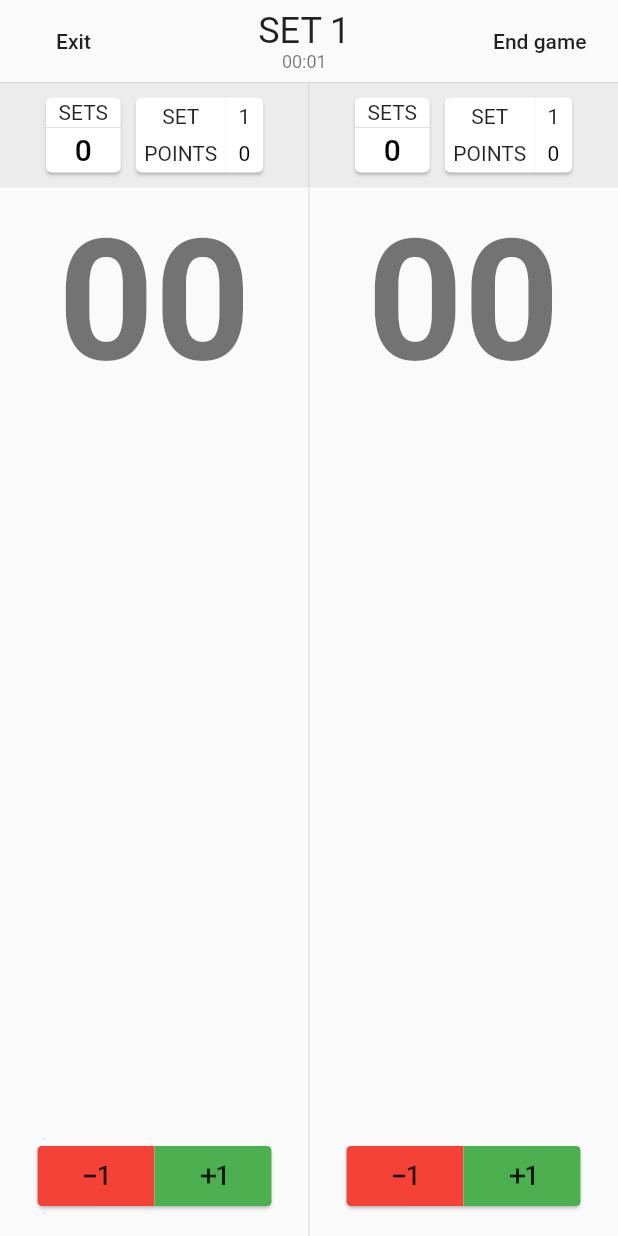
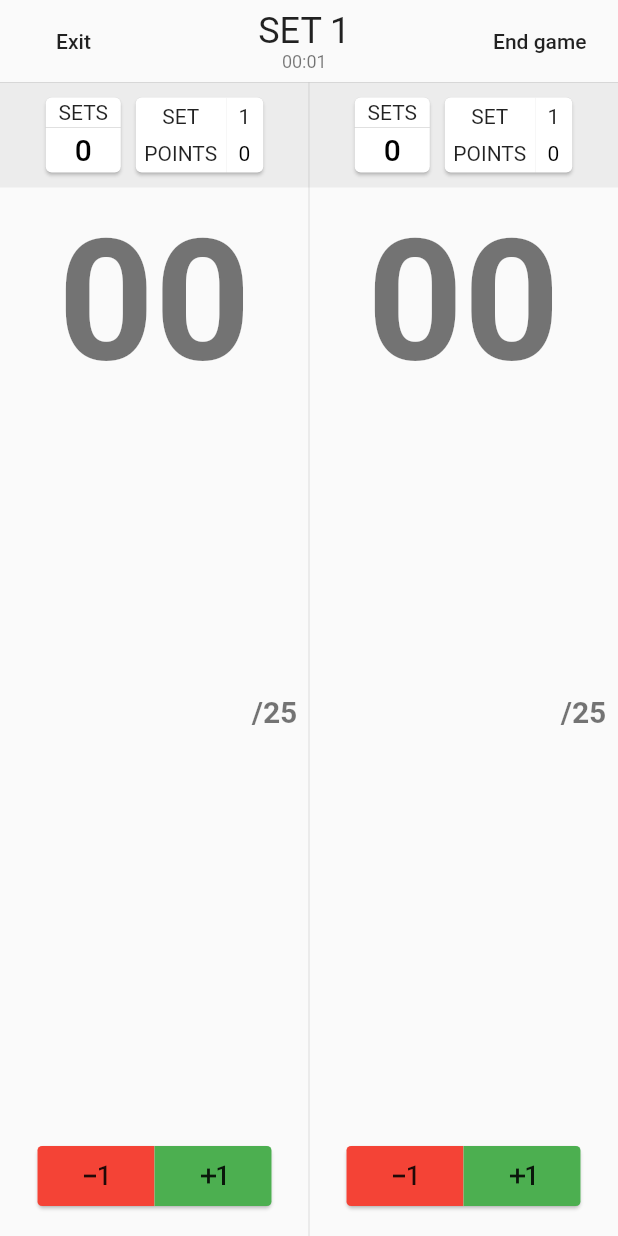
Before and after one commit to CarloRamponi/TrainingStats, a Flutter app: the ScoreKeeperScene screen opened directly with empty values, on a phone screen of 412 x 824 dp. Run offline on Flutter 3.47's test engine with Material 2 defaults, Android fonts, the light colour scheme and no system bars; our stand-ins replace file_picker, flutter_colorpicker, image_cropper, image_picker, package_info, shared_preferences and 1 more; missing offline and left inert: flutter_share; accounts and stored records are empty.

Commit message:
Score keeper

```diff
--- a/lib/datatypes/score_keeper_config.dart
+++ b/lib/datatypes/score_keeper_config.dart
@@ -16,7 +16,9 @@
  *
  */
 
-import 'package:training_stats/utils/db.dart';
+import 'dart:convert';
+
+import 'package:shared_preferences/shared_preferences.dart';
 
 class ScoreKeeperConfig {
 
@@ -27,28 +29,48 @@ class ScoreKeeperConfig {
   bool advantages;
   bool lastSetAdvantages;
 
-  ScoreKeeperConfig({this.setsToWin, this.pointsPerSet, this.lastSetPoints, this.belowZero, this.advantages, this.lastSetAdvantages});
+  ScoreKeeperConfig({
+    this.setsToWin = 2,
+    this.pointsPerSet = 25,
+    this.lastSetPoints = 15,
+    this.belowZero = false,
+    this.advantages = true,
+    this.lastSetAdvantages = false
+  });
 
   static ScoreKeeperConfig fromMap(Map<String, dynamic> m) => ScoreKeeperConfig(
     setsToWin : m['setsToWin'],
     pointsPerSet: m['pointsPerSet'],
     lastSetPoints: m['lastSetPoints'],
-    belowZero: m['belowZero'] == 1,
-    advantages: m['advantages'] == 1,
-    lastSetAdvantages: m['lastSetAdvantages'] == 1,
+    belowZero: m['belowZero'],
+    advantages: m['advantages'],
+    lastSetAdvantages: m['lastSetAdvantages'],
   );
 
   Map<String, dynamic> toMap() => {
     'setsToWin': this.setsToWin,
     'pointsPerSet': this.pointsPerSet,
     'lastSetPoints': this.lastSetPoints,
-    'belowZero': this.belowZero ? 1 : 0,
-    'advantages': this.advantages ? 1 : 0,
-    'lastSetAdvantages': this.lastSetAdvantages ? 1 : 0,
+    'belowZero': this.belowZero,
+    'advantages': this.advantages,
+    'lastSetAdvantages': this.lastSetAdvantages,
   };
 
-  static Future<ScoreKeeperConfig> load() async => ScoreKeeperConfig.fromMap((await (await DB.instance).db.query('ScoreKeeperConfig')).first);
+  static Future<ScoreKeeperConfig> load() async {
 
-  Future<int> update() async => await (await DB.instance).db.update('ScoreKeeperConfig', this.toMap());
+    String json = (await SharedPreferences.getInstance()).getString('ScoreKeeperConfig');
+
+    if(json != null) {
+      return ScoreKeeperConfig.fromMap(jsonDecode(json));
+    } else {
+      return ScoreKeeperConfig();
+    }
+
+  }
+
+  Future<bool> update() async {
+    String json = jsonEncode(this.toMap());
+    return await (await SharedPreferences.getInstance()).setString('ScoreKeeperConfig', json);
+  }
 
 }
--- a/lib/routes/home_scenes/score_keeper_scenes/score_keeper_scene.dart
+++ b/lib/routes/home_scenes/score_keeper_scenes/score_keeper_scene.dart
@@ -22,6 +22,7 @@ import 'dart:math';
 import 'package:flutter/material.dart';
 import 'package:flutter/services.dart';
 import 'package:training_stats/datatypes/score_keeper_config.dart';
+import 'package:training_stats/widgets/blinker.dart';
 
 class ScoreKeeperScene extends StatefulWidget {
   final ScoreKeeperConfig config;
@@ -132,6 +133,27 @@ class _ScoreKeeperSceneState extends State<ScoreKeeperScene> {
     });
   }
 
+  int _getCurrentMaxPoints() {
+
+    int normalPoints = _lastSet() ? widget.config.lastSetPoints : widget.config.pointsPerSet;
+    bool adv = _lastSet() ? widget.config.lastSetAdvantages : widget.config.advantages;
+
+    if(adv) {
+      if(points[setNumber][0] == points[setNumber][1]) {
+        return max(normalPoints, points[setNumber][0] + 2);
+      } else if(points[setNumber][0] == points[setNumber][1] + 1) {
+        return max(normalPoints, points[setNumber][0] + 1);
+      } else if(points[setNumber][1] == points[setNumber][0] + 1) {
+        return max(normalPoints, points[setNumber][1] + 1);
+      } else {
+        return normalPoints;
+      }
+    } else {
+      return normalPoints;
+    }
+
+  }
+
   bool _setPoint(int team) {
     if(_lastSet()) {
       if(widget.config.lastSetAdvantages) {
@@ -234,96 +256,7 @@ class _ScoreKeeperSceneState extends State<ScoreKeeperScene> {
 
   Widget _buildTeamPanel(int team) {
 
-    return Center(
-      child: Column(
-        mainAxisSize: MainAxisSize.min,
-        children: [
-          Container(
-            height: 70.0,
-            child: Container(
-              color: Colors.grey.withOpacity(0.15),
-              child: Center(
-                child: Row(
-                  mainAxisSize: MainAxisSize.min,
-                  crossAxisAlignment: CrossAxisAlignment.center,
-                  children: [
-                    Card(
-                      margin: EdgeInsets.only(right: 5.0),
-                      child: Container(
-                        height: 50.0,
-                        width: 50.0,
-                        child: Column(
-                          mainAxisSize: MainAxisSize.max,
-                          children: [
-                            Padding(
-                              padding: EdgeInsets.symmetric(vertical: 2.0),
-                              child: Text("SETS"),
-                            ),
-                            Divider(
-                              height: 0.0,
-                            ),
-                            Expanded(
-                              child: Center(
-                                child: Text(
-                                  wonSets[team].toString(),
-                                  style: Theme
-                                      .of(context)
-                                      .textTheme
-                                      .button
-                                      .copyWith(
-                                      fontSize: 20.0,
-                                      color: wonSets[team] ==
-                                          wonSets[1 - team]
-                                          ? Colors.black
-                                          : wonSets[team] >
-                                          wonSets[1 - team]
-                                          ? Colors.green
-                                          : Colors.red),
-                                ),
-                              ),
-                            )
-                          ],
-                        ),
-                      ),
-                    ),
-                    Card(
-                        margin: EdgeInsets.only(left: 5.0),
-                        child: AnimatedContainer(
-                          duration: Duration(milliseconds: 500),
-                          curve: Curves.easeOutBack,
-                          height: 50.0,
-                          width: 60.0 + min(125.0, (setNumber + 1) * 25.0),
-                          child: Row(
-                              mainAxisSize: MainAxisSize.max,
-                              children: <Widget>[
-                                Column(
-                                    mainAxisSize: MainAxisSize.max,
-                                    children: [
-                                      Expanded(
-                                        child: Container(
-                                            width: 60.0,
-                                            child: Center(
-                                              child: Text("SET"),
-                                            )),
-                                      ),
-                                      Expanded(
-                                        child: Container(
-                                            width: 60.0,
-                                            child: Center(
-                                              child: Text("POINTS"),
-                                            )),
-                                      )
-                                    ]),
-                                Expanded(
-                                  child: Container(
-                                    clipBehavior: Clip.hardEdge,
-                                    decoration: BoxDecoration(
-                                      borderRadius: BorderRadius.only(topRight: Radius.circular(3.0), bottomRight: Radius.circular(3.0))
-                                    ),
-                                    child: SingleChildScrollView(
-                                        scrollDirection: Axis.horizontal,
-                                        reverse: true,
-                                        child: Container(
+    Widget setList = Container(
       width: (setNumber + 1) * 25.0,
       child: Row(
         children: List<Widget>.generate(
@@ -409,13 +342,105 @@ class _ScoreKeeperSceneState extends State<ScoreKeeperScene> {
           },
         ),
       ),
+    );
+
+    return Center(
+      child: Column(
+        mainAxisSize: MainAxisSize.min,
+        children: [
+          Container(
+            height: 70.0,
+            child: Container(
+              color: Colors.grey.withOpacity(0.15),
+              child: Center(
+                child: Row(
+                  mainAxisSize: MainAxisSize.min,
+                  crossAxisAlignment: CrossAxisAlignment.center,
+                  children: [
+                    Card(
+                      margin: EdgeInsets.only(right: 5.0),
+                      child: Container(
+                        height: 50.0,
+                        width: 50.0,
+                        child: Column(
+                          mainAxisSize: MainAxisSize.max,
+                          children: [
+                            Padding(
+                              padding: EdgeInsets.symmetric(vertical: 2.0),
+                              child: Text("SETS"),
+                            ),
+                            Divider(
+                              height: 0.0,
+                            ),
+                            Expanded(
+                              child: Center(
+                                child: Text(
+                                  wonSets[team].toString(),
+                                  style: Theme
+                                      .of(context)
+                                      .textTheme
+                                      .button
+                                      .copyWith(
+                                      fontSize: 20.0,
+                                      color: wonSets[team] ==
+                                          wonSets[1 - team]
+                                          ? Colors.black
+                                          : wonSets[team] >
+                                          wonSets[1 - team]
+                                          ? Colors.green
+                                          : Colors.red),
+                                ),
+                              ),
                             )
+                          ],
+                        ),
+                      ),
+                    ),
+                    Card(
+                      margin: EdgeInsets.only(left: 5.0),
+                      child: AnimatedContainer(
+                        duration: Duration(milliseconds: 500),
+                        curve: Curves.easeOutBack,
+                        height: 50.0,
+                        width: 60.0 + min(125.0, (setNumber + 1) * 25.0),
+                        child: Row(
+                            mainAxisSize: MainAxisSize.max,
+                            children: <Widget>[
+                              Column(
+                                  mainAxisSize: MainAxisSize.max,
+                                  children: [
+                                    Expanded(
+                                      child: Container(
+                                          width: 60.0,
+                                          child: Center(
+                                            child: Text("SET"),
+                                          )),
+                                    ),
+                                    Expanded(
+                                      child: Container(
+                                          width: 60.0,
+                                          child: Center(
+                                            child: Text("POINTS"),
+                                          )),
+                                    )
+                                  ]),
+                              Expanded(
+                                child: Container(
+                                  clipBehavior: Clip.hardEdge,
+                                  decoration: BoxDecoration(
+                                    borderRadius: BorderRadius.only(topRight: Radius.circular(4.0), bottomRight: Radius.circular(4.0))
+                                  ),
+                                  child: setNumber < 5 ? setList : SingleChildScrollView( //if there are less than 5 previous sets there is no need to use scrollview
+                                      scrollDirection: Axis.horizontal,
+                                      reverse: true,
+                                      child: setList
                                   ),
                                 ),
                               )
                             ]
                         ),
-                        ))
+                      )
+                    )
                   ],
                 ),
               ),
@@ -424,6 +449,7 @@ class _ScoreKeeperSceneState extends State<ScoreKeeperScene> {
           Expanded(
             child: Stack(
               alignment: Alignment.center,
+              fit: StackFit.expand,
               children: [
                 AnimatedPositioned(
                   duration: Duration(milliseconds: 500),
@@ -435,11 +461,42 @@ class _ScoreKeeperSceneState extends State<ScoreKeeperScene> {
                         .textTheme
                         .headline1
                         .copyWith(fontWeight: FontWeight.bold),
+                  )
+                ),
+                Center(
+                  child: AnimatedOpacity(
+                    duration: Duration(milliseconds: 500),
+                    opacity: _gameEnded ? 0.0: 1.0,
+                    child: Container(
+                      margin: EdgeInsets.only(left: 160.0),
+                      child: Text(
+                        "/"+ (_getCurrentMaxPoints()).toString().padLeft(2, '0'),
+                        style: Theme
+                            .of(context)
+                            .textTheme
+                            .headline1
+                            .copyWith(fontWeight: FontWeight.bold, fontSize: 20.0),
                       ),
                     ),
-                if(!_gameEnded)
+                  )
+                ),
+                Positioned(
+                  top: 5.0,
+                  child: Visibility(
+                    visible: !_gameEnded && _setPoint(team),
+                    child: Blinker(
+                      child: Text(
+                        "SET POINT",
+                        style: Theme.of(context).textTheme.button.copyWith(color: Colors.green),
+                      ),
+                    ),
+                  ),
+                ),
                 Positioned(
                   bottom: 0.0,
+                  child: AnimatedOpacity(
+                    duration: Duration(milliseconds: 500),
+                    opacity: _gameEnded ? 0.0: 1.0,
                     child: Card(
                         margin: EdgeInsets.only(left: 20.0, right: 20.0, bottom: 20.0),
                         child: Container(
@@ -481,6 +538,7 @@ class _ScoreKeeperSceneState extends State<ScoreKeeperScene> {
                           ),
                         ))
                   )
+                ),
               ],
             ),
           )
--- a/pubspec.yaml
+++ b/pubspec.yaml
@@ -35,6 +35,7 @@ dependencies:
   image_cropper: ^1.3.0
   flutter_share: ^1.0.2+1
   file_picker: ^1.13.3
+  shared_preferences: ^0.5.8
 
 
 dev_dependencies:
```
Also changed, not shown: lib/datatypes/evaluation.dart (+31 -8 lines), lib/utils/db.dart (+1 -34 lines), lib/widgets/blinker.dart (added, +51 -0 lines). Lines whose indentation alone changed are shown as unchanged.
